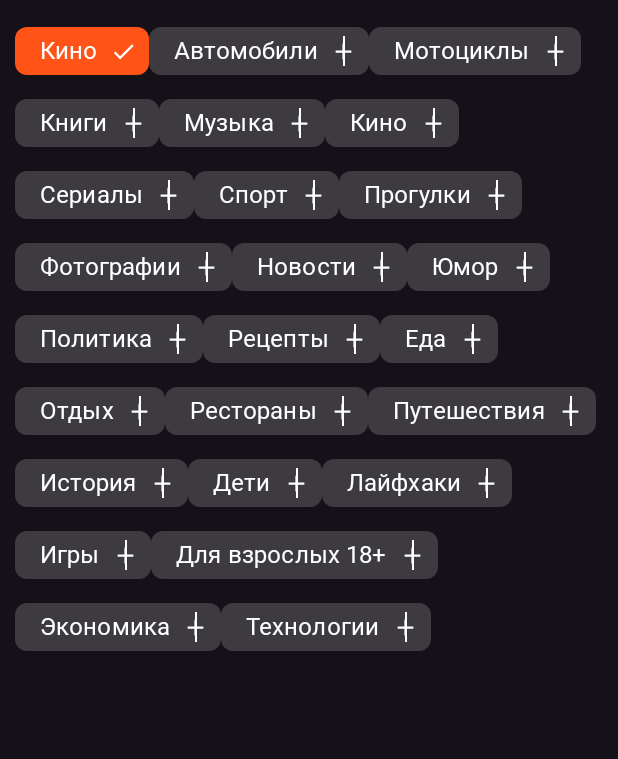
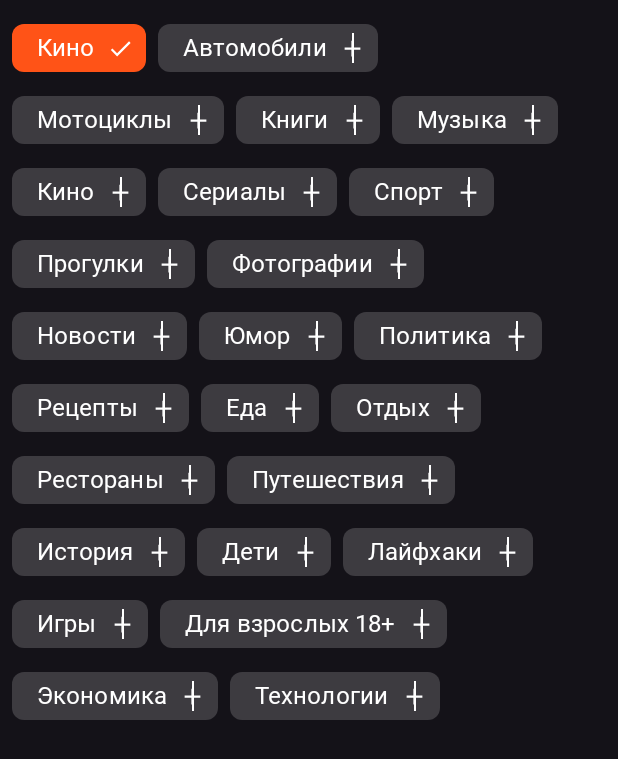
Before and after one commit to ShamsutOFF/AppForVKCup2022, an Android app built with Jetpack Compose: the screen it shows after launch (MainActivity), after a tap on "Кино", on a phone screen of 412 x 824 dp. Shown: the top 759 px of the screen. Run offline under Robolectric (Android 15) with nearby library versions, the phone set to English and light mode, and no system bars; our stand-ins replace accompanist; Roboto replaces fonts that are not available here.

Commit message:
Работает норм. Тперь ViewModel

```diff
--- a/app/src/main/java/com/example/myfirststageappforvkcup2022/MainActivity.kt
+++ b/app/src/main/java/com/example/myfirststageappforvkcup2022/MainActivity.kt
@@ -1,24 +1,27 @@
 package com.example.myfirststageappforvkcup2022
 
 import android.os.Bundle
-import android.util.DisplayMetrics
-import android.util.Log
 import androidx.activity.ComponentActivity
 import androidx.activity.compose.setContent
-import androidx.compose.animation.AnimatedVisibility
 import androidx.compose.foundation.layout.*
+import androidx.compose.foundation.lazy.LazyColumn
 import androidx.compose.material.icons.Icons
 import androidx.compose.material.icons.filled.Add
 import androidx.compose.material.icons.filled.Done
 import androidx.compose.material3.*
 import androidx.compose.runtime.*
 import androidx.compose.ui.Modifier
+import androidx.compose.ui.draw.alpha
+import androidx.compose.ui.res.dimensionResource
 import androidx.compose.ui.text.font.Font
 import androidx.compose.ui.text.font.FontFamily
 import androidx.compose.ui.text.style.TextAlign
 import androidx.compose.ui.unit.dp
 import androidx.compose.ui.unit.sp
-import com.example.myfirststageappforvkcup2022.ui.theme.*
+import com.example.myfirststageappforvkcup2022.ui.theme.MyFirstStageAppForVKCup2022Theme
+import com.example.myfirststageappforvkcup2022.ui.theme.Orange
+import com.example.myfirststageappforvkcup2022.ui.theme.TransparentWhite
+import com.example.myfirststageappforvkcup2022.ui.theme.White
 import com.google.accompanist.flowlayout.FlowRow
 
 private const val TAG = "@@@ MainActivity"
@@ -32,15 +35,18 @@ class MainActivity : ComponentActivity() {
                     modifier = Modifier.fillMaxSize(),
                     color = MaterialTheme.colorScheme.background
                 ) {
-                    FlowRow(modifier = Modifier.padding(10.dp)) {
-                        createChips()
+                    LazyColumn {
+                        item {
+                            FlowRow(modifier = Modifier.padding(dimensionResource(R.dimen.padding_small))) {
+                                createChips()
+                            }
+                        }
                     }
                 }
             }
         }
     }
 }
-
 
 @Composable
 fun createChips() {
@@ -64,6 +70,12 @@ private fun DrawCheckbox(category: String) {
 
     FilterChip(
         colors = filterChipsColors,
+        modifier = Modifier.padding(
+            dimensionResource(R.dimen.padding_zero),
+            dimensionResource(R.dimen.padding_zero),
+            dimensionResource(R.dimen.padding_small),
+            dimensionResource(R.dimen.padding_zero)
+        ),
         border = null,
         selected = selected,
         onClick = { selected = !selected },
@@ -78,11 +90,18 @@ private fun DrawCheckbox(category: String) {
         },
         trailingIcon = if (selected) {
             {
+                Divider(
+                color = White,
+                modifier = Modifier
+                    .height(20.dp)
+                    .width(1.dp)
+                    .alpha(0.0f)
+            )
                 Icon(
+                    modifier = Modifier.size(18.dp),
                     tint = White,
                     imageVector = Icons.Filled.Done,
-                    contentDescription = "Localized Description",
-                    modifier = Modifier.size(FilterChipDefaults.IconSize)
+                    contentDescription = "Localized Description"
                 )
             }
         } else {
--- /dev/null
+++ b/app/src/main/res/values/dimens.xml
@@ -0,0 +1,6 @@
+<?xml version="1.0" encoding="utf-8"?>
+<resources>
+    <dimen name="padding_zero">0dp</dimen>
+    <dimen name="padding_small">8dp</dimen>
+    <dimen name="padding_medium">16dp</dimen>
+</resources>
```
